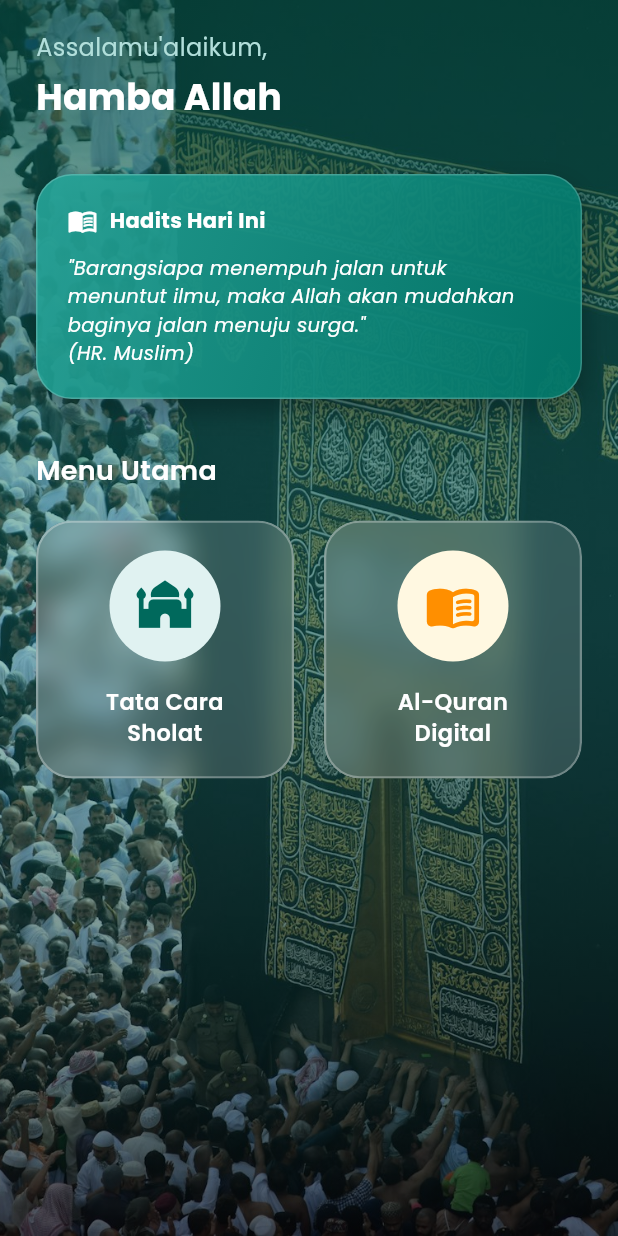
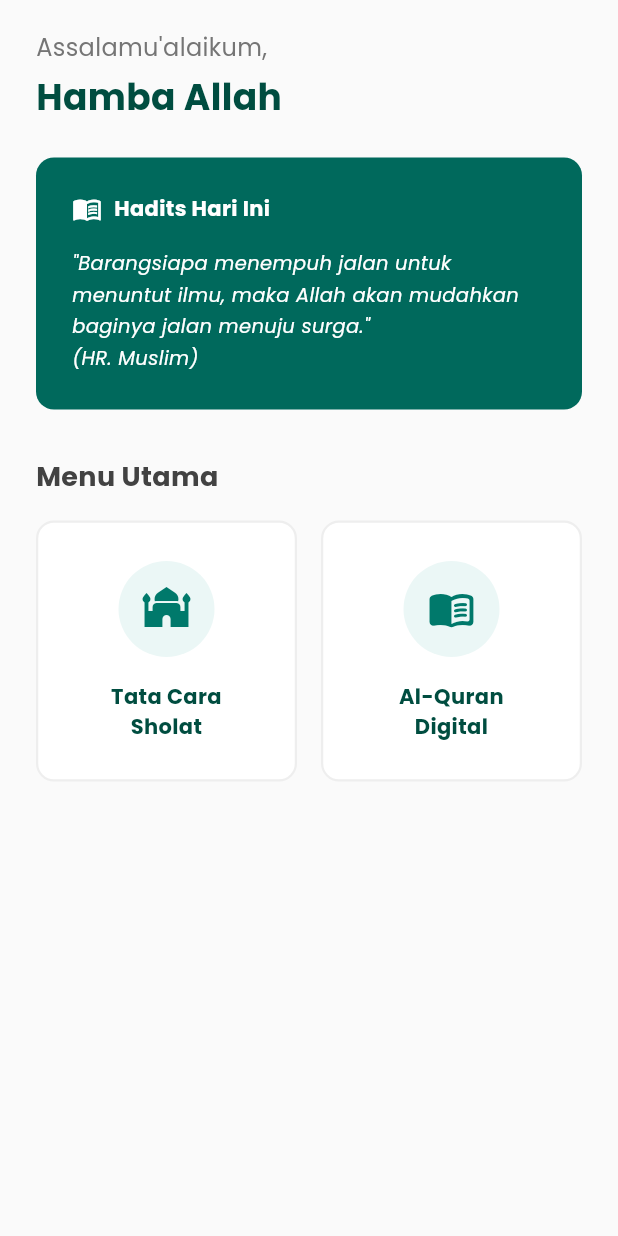
Before and after one commit to alialmajid/panduan_muslim, a Flutter app: the screen it shows after launch, on a phone screen of 412 x 824 dp. Run offline on Flutter 3.47's test engine with Material 3 defaults, Android fonts, the phone set to English and light mode, and no system bars; our stand-ins replace audioplayers, google_fonts, shared_preferences.

Commit message:
feat: implement Quran module with model, UI screens, and shared_preferences dependency

```diff
--- a/lib/screens/home_screen.dart
+++ b/lib/screens/home_screen.dart
@@ -1,42 +1,52 @@
 import 'package:flutter/material.dart';
 import 'package:google_fonts/google_fonts.dart';
-import 'dart:ui';
 import 'tata_cara_screen.dart';
 import 'list_surat_screen.dart';
+import 'dart:convert';
+import 'package:shared_preferences/shared_preferences.dart';
+import '../models/surat_model.dart';
+import 'detail_surat_screen.dart';
 
-class HomeScreen extends StatelessWidget {
+class HomeScreen extends StatefulWidget {
   const HomeScreen({Key? key}) : super(key: key);
+
+  @override
+  State<HomeScreen> createState() => _HomeScreenState();
+}
+
+class _HomeScreenState extends State<HomeScreen> {
+  SuratModel? _lastReadSurat;
+
+  @override
+  void initState() {
+    super.initState();
+    _loadLastRead();
+  }
+
+  Future<void> _loadLastRead() async {
+    try {
+      final prefs = await SharedPreferences.getInstance();
+      final String? suratJson = prefs.getString('last_read_surat');
+      if (suratJson != null) {
+        setState(() {
+          _lastReadSurat = SuratModel.fromJson(jsonDecode(suratJson));
+        });
+      }
+    } catch (e) {
+      debugPrint('Error loading last read: $e');
+    }
+  }
 
   @override
   Widget build(BuildContext context) {
     return Scaffold(
-      body: Stack(
-        children: [
-          // Background Image bernuansa Islami
-          Positioned.fill(
-            child: Image.asset(
-              'assets/images/bg.jpg',
-              fit: BoxFit.cover,
+      backgroundColor: Colors.grey[50],
+      appBar: AppBar(
+        backgroundColor: Colors.grey[50],
+        elevation: 0,
+        toolbarHeight: 0, // Hide appbar but keep safe area color
       ),
-          ),
-          // Overlay Gradient Gelap agar teks mudah dibaca
-          Positioned.fill(
-            child: Container(
-              decoration: BoxDecoration(
-                gradient: LinearGradient(
-                  colors: [
-                    Colors.teal[900]!.withOpacity(0.7),
-                    Colors.teal[800]!.withOpacity(0.4),
-                    Colors.black.withOpacity(0.6),
-                  ],
-                  begin: Alignment.topCenter,
-                  end: Alignment.bottomCenter,
-                ),
-              ),
-            ),
-          ),
-          // Konten Utama
-          SafeArea(
+      body: SafeArea(
         child: Padding(
           padding: const EdgeInsets.symmetric(horizontal: 24.0, vertical: 20.0),
           child: Column(
@@ -49,7 +59,7 @@ class HomeScreen extends StatelessWidget {
                     'Assalamu\'alaikum,',
                     style: GoogleFonts.poppins(
                       fontSize: 16,
-                          color: Colors.teal[100],
+                      color: Colors.grey[600],
                     ),
                   ),
                   const SizedBox(height: 4),
@@ -58,31 +68,88 @@ class HomeScreen extends StatelessWidget {
                     style: GoogleFonts.poppins(
                       fontSize: 24,
                       fontWeight: FontWeight.bold,
-                          color: Colors.white,
+                      color: Colors.teal[900],
                     ),
                   ),
                 ],
               ),
-                  const SizedBox(height: 35),
-                  // Kartu Info (Hadits/Quote)
+              const SizedBox(height: 24),
+              // Section Terakhir Dibaca
+              if (_lastReadSurat != null) ...[
+                Text(
+                  'Terakhir Dibaca',
+                  style: GoogleFonts.poppins(
+                    fontSize: 16,
+                    fontWeight: FontWeight.bold,
+                    color: Colors.grey[800],
+                  ),
+                ),
+                const SizedBox(height: 12),
+                InkWell(
+                  onTap: () {
+                    Navigator.push(
+                      context,
+                      MaterialPageRoute(
+                        builder: (context) => DetailSuratScreen(suratModel: _lastReadSurat!),
+                      ),
+                    ).then((_) => _loadLastRead()); // Reload when coming back
+                  },
+                  borderRadius: BorderRadius.circular(12),
+                  child: Container(
+                    padding: const EdgeInsets.all(16),
+                    decoration: BoxDecoration(
+                      color: Colors.white,
+                      borderRadius: BorderRadius.circular(12),
+                      border: Border.all(color: Colors.grey[200]!, width: 1.5),
+                    ),
+                    child: Row(
+                      children: [
+                        Container(
+                          padding: const EdgeInsets.all(12),
+                          decoration: BoxDecoration(
+                            color: Colors.teal.withOpacity(0.08),
+                            shape: BoxShape.circle,
+                          ),
+                          child: Icon(Icons.menu_book_rounded, color: Colors.teal[700], size: 24),
+                        ),
+                        const SizedBox(width: 16),
+                        Expanded(
+                          child: Column(
+                            crossAxisAlignment: CrossAxisAlignment.start,
+                            children: [
+                              Text(
+                                _lastReadSurat!.namaLatin,
+                                style: GoogleFonts.poppins(
+                                  fontWeight: FontWeight.bold,
+                                  fontSize: 16,
+                                  color: Colors.teal[900],
+                                ),
+                              ),
+                              const SizedBox(height: 4),
+                              Text(
+                                'Ayat 1 • ${_lastReadSurat!.arti}',
+                                style: GoogleFonts.poppins(
+                                  fontSize: 12,
+                                  color: Colors.grey[600],
+                                ),
+                              ),
+                            ],
+                          ),
+                        ),
+                        Icon(Icons.arrow_forward_ios_rounded, color: Colors.grey[400], size: 16),
+                      ],
+                    ),
+                  ),
+                ),
+                const SizedBox(height: 24),
+              ],
+              // Kartu Info (Hadits/Quote) - Solid Enterprise Style
               Container(
                 width: double.infinity,
-                    padding: const EdgeInsets.all(20),
+                padding: const EdgeInsets.all(24),
                 decoration: BoxDecoration(
-                      gradient: LinearGradient(
-                        colors: [Colors.teal[400]!.withOpacity(0.9), Colors.teal[700]!.withOpacity(0.9)],
-                        begin: Alignment.topLeft,
-                        end: Alignment.bottomRight,
-                      ),
-                      borderRadius: BorderRadius.circular(24),
-                      border: Border.all(color: Colors.white.withOpacity(0.2), width: 1),
-                      boxShadow: [
-                        BoxShadow(
-                          color: Colors.black.withOpacity(0.3),
-                          blurRadius: 15,
-                          offset: const Offset(0, 8),
-                        )
-                      ],
+                  color: Colors.teal[800],
+                  borderRadius: BorderRadius.circular(12),
                 ),
                 child: Column(
                   crossAxisAlignment: CrossAxisAlignment.start,
@@ -100,41 +167,40 @@ class HomeScreen extends StatelessWidget {
                         ),
                       ],
                     ),
-                        const SizedBox(height: 12),
+                    const SizedBox(height: 16),
                     Text(
                       '"Barangsiapa menempuh jalan untuk menuntut ilmu, maka Allah akan mudahkan baginya jalan menuju surga."\n(HR. Muslim)',
                       style: GoogleFonts.poppins(
                         color: Colors.white,
                         fontStyle: FontStyle.italic,
                         fontSize: 13,
-                            height: 1.5,
+                        height: 1.6,
                       ),
                     ),
                   ],
                 ),
               ),
-                  const SizedBox(height: 35),
+              const SizedBox(height: 32),
               Text(
                 'Menu Utama',
                 style: GoogleFonts.poppins(
                   fontSize: 18,
-                      fontWeight: FontWeight.w600,
-                      color: Colors.white,
+                  fontWeight: FontWeight.bold,
+                  color: Colors.grey[800],
                 ),
               ),
-                  const SizedBox(height: 20),
+              const SizedBox(height: 16),
               Expanded(
                 child: GridView.count(
                   crossAxisCount: 2,
-                      crossAxisSpacing: 20,
-                      mainAxisSpacing: 20,
+                  crossAxisSpacing: 16,
+                  mainAxisSpacing: 16,
                   children: [
                     _buildMenuCard(
                       context,
                       title: 'Tata Cara\nSholat',
                       icon: Icons.mosque_rounded,
-                          color: Colors.teal[50]!,
-                          iconColor: Colors.teal[800]!,
+                      iconColor: Colors.teal[700]!,
                       onTap: () {
                         Navigator.push(
                           context,
@@ -146,13 +212,12 @@ class HomeScreen extends StatelessWidget {
                       context,
                       title: 'Al-Quran\nDigital',
                       icon: Icons.menu_book_rounded,
-                          color: Colors.amber[50]!,
-                          iconColor: Colors.amber[800]!,
+                      iconColor: Colors.teal[700]!,
                       onTap: () {
                         Navigator.push(
                           context,
                           MaterialPageRoute(builder: (context) => const ListSuratScreen()),
-                            );
+                        ).then((_) => _loadLastRead());
                       },
                     ),
                   ],
@@ -162,43 +227,36 @@ class HomeScreen extends StatelessWidget {
           ),
         ),
       ),
-        ],
-      ),
     );
   }
 
   Widget _buildMenuCard(BuildContext context, {
     required String title,
     required IconData icon,
-    required Color color,
     required Color iconColor,
     required VoidCallback onTap,
   }) {
-    return ClipRRect(
-      borderRadius: BorderRadius.circular(24),
-      child: BackdropFilter(
-        filter: ImageFilter.blur(sigmaX: 10, sigmaY: 10),
-        child: InkWell(
+    return InkWell(
       onTap: onTap,
-          borderRadius: BorderRadius.circular(24),
+      borderRadius: BorderRadius.circular(12),
       child: Container(
         decoration: BoxDecoration(
-              color: Colors.white.withOpacity(0.15),
-              borderRadius: BorderRadius.circular(24),
-              border: Border.all(color: Colors.white.withOpacity(0.3), width: 1.5),
+          color: Colors.white,
+          borderRadius: BorderRadius.circular(12),
+          border: Border.all(color: Colors.grey[200]!, width: 1.5),
         ),
         child: Column(
           mainAxisAlignment: MainAxisAlignment.center,
           children: [
             Container(
-                  padding: const EdgeInsets.all(18),
+              padding: const EdgeInsets.all(16),
               decoration: BoxDecoration(
-                    color: color,
+                color: Colors.teal.withOpacity(0.08),
                 shape: BoxShape.circle,
               ),
               child: Icon(
                 icon,
-                    size: 38,
+                size: 32,
                 color: iconColor,
               ),
             ),
@@ -207,16 +265,14 @@ class HomeScreen extends StatelessWidget {
               title,
               textAlign: TextAlign.center,
               style: GoogleFonts.poppins(
-                    fontSize: 15,
-                    fontWeight: FontWeight.w600,
-                    color: Colors.white,
+                fontSize: 14,
+                fontWeight: FontWeight.bold,
+                color: Colors.teal[900],
               ),
             ),
           ],
         ),
       ),
-        ),
-      ),
     );
   }
 }
--- a/pubspec.yaml
+++ b/pubspec.yaml
@@ -14,6 +14,7 @@ dependencies:
   http: ^1.2.0
   google_fonts: ^6.2.1
   audioplayers: ^6.6.0
+  shared_preferences: ^2.5.5
 
 dev_dependencies:
   flutter_test:
```
Also changed, not shown: lib/models/surat_model.dart (+12 -0 lines), lib/screens/detail_surat_screen.dart (+17 -19 lines), lib/screens/list_gerakan_screen.dart (+2 -8 lines), lib/screens/list_surat_screen.dart (+60 -11 lines), lib/screens/tata_cara_screen.dart (+3 -9 lines), pubspec.lock, 1 other file. Lines whose indentation alone changed are shown as unchanged.
